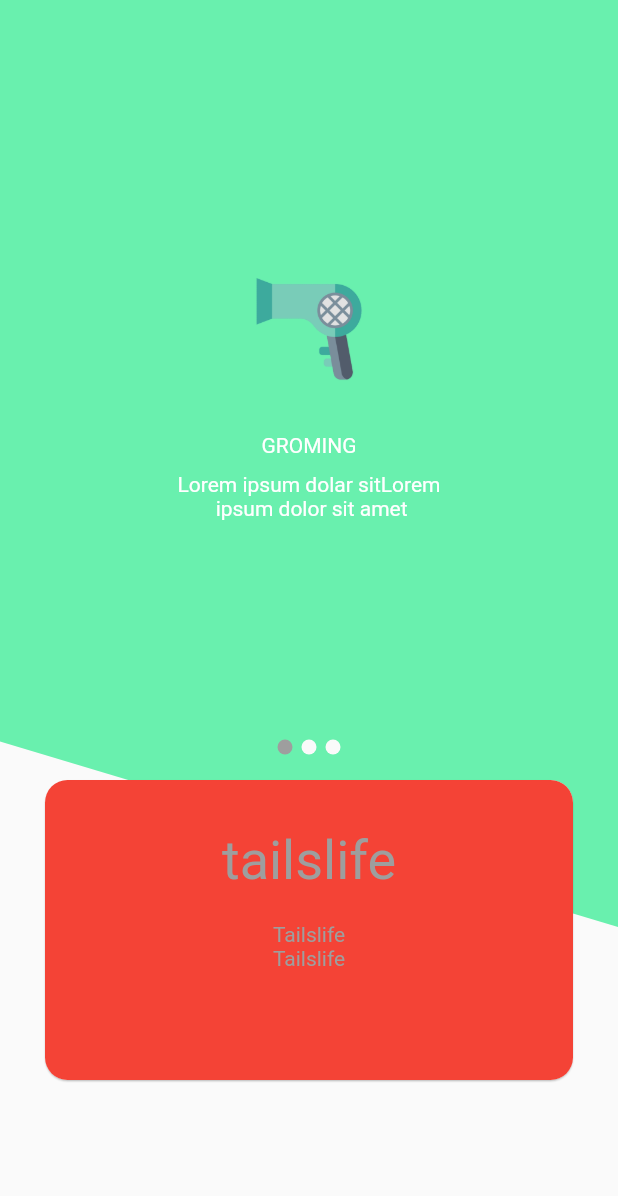
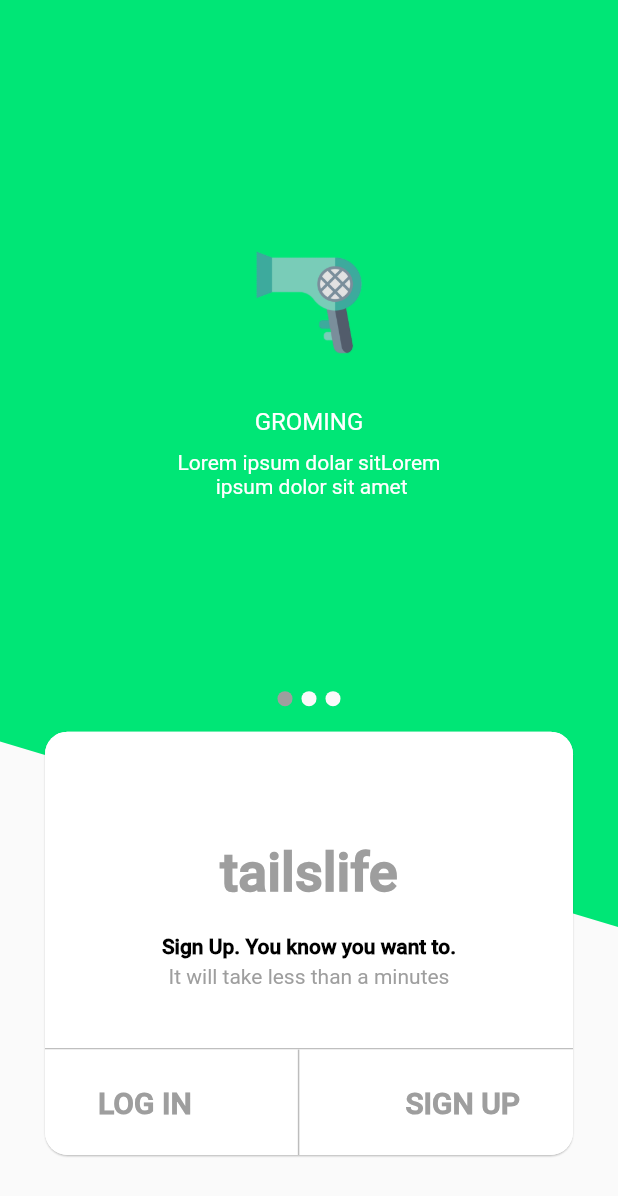
Before and after one commit to FlutterDev88/Awesome-DesignPage-Using-Flutter, a Flutter app: the screen it shows after launch, after a tap on "Browse Gift Cards", on a phone screen of 412 x 824 dp. Shown: the top 1196 px of the screen. Run offline on Flutter 3.47's test engine with Material 2 defaults, Android fonts, the phone set to English and light mode, and no system bars; our stand-ins replace flutter_swiper; missing offline and left inert: flutter_page_indicator.

Commit message:
first page complated

```diff
--- a/lib/first_page.dart
+++ b/lib/first_page.dart
@@ -29,7 +29,7 @@ class _FirstLoginPageState extends State<FirstLoginPage> {
                 ),
                 Text(
                   "GROMING",
-                  style: TextStyle(color: Colors.white, fontSize: 14),
+                  style: TextStyle(color: Colors.white, fontSize: 16),
                 ),
                 SizedBox(
                   height: 10,
@@ -61,7 +61,7 @@ class _FirstLoginPageState extends State<FirstLoginPage> {
           ClipPath(
             clipper: CustomBackClip(),
             child: Container(
-              color: Colors.greenAccent,
+              color: Colors.greenAccent.shade400,
               width: double.infinity,
               height: double.infinity,
             ),
@@ -69,14 +69,16 @@ class _FirstLoginPageState extends State<FirstLoginPage> {
           Column(
             children: <Widget>[
               Expanded(
-                flex: 2,
+                flex: 5,
                 child: Container(
                   height: 400,
                   width: double.infinity,
                   child: pageView(),
                 ),
               ),
-              Card(
+              Expanded(
+                flex: 3,
+                child: Card(
                   elevation: 0.5,
                   shape: RoundedRectangleBorder(
                     borderRadius: BorderRadius.circular(15),
@@ -84,15 +86,19 @@ class _FirstLoginPageState extends State<FirstLoginPage> {
                   color: Colors.white,
                   child: Column(
                     children: <Widget>[
-                    Container(
+                      Expanded(
+                        flex: 3,
+                        child: Container(
                           width: MediaQuery.of(context).size.width - 60,
-                      height: 200,
                           decoration: BoxDecoration(
-                        borderRadius: BorderRadius.circular(15),
-                        color: Colors.red,
+                            borderRadius: BorderRadius.only(
+                              topLeft: Radius.circular(15),
+                              topRight: Radius.circular(15),
+                            ),
+                            color: Colors.white,
                           ),
                           child: Column(
-                        mainAxisAlignment: MainAxisAlignment.center,
+                            mainAxisAlignment: MainAxisAlignment.end,
                             crossAxisAlignment: CrossAxisAlignment.center,
                             children: <Widget>[
                               Text(
@@ -100,20 +106,25 @@ class _FirstLoginPageState extends State<FirstLoginPage> {
                                 style: TextStyle(
                                   color: Colors.grey,
                                   fontSize: 36,
+                                  fontWeight: FontWeight.w700,
                                 ),
                               ),
                               SizedBox(
                                 height: 20,
                               ),
                               Text(
-                            "Tailslife",
+                                "Sign Up. You know you want to.",
                                 style: TextStyle(
-                              color: Colors.grey,
+                                  color: Colors.black,
+                                  fontWeight: FontWeight.w700,
                                   fontSize: 14,
                                 ),
                               ),
+                              SizedBox(
+                                height: 4,
+                              ),
                               Text(
-                            "Tailslife",
+                                "It will take less than a minutes",
                                 style: TextStyle(
                                   color: Colors.grey,
                                   fontSize: 14,
@@ -125,11 +136,60 @@ class _FirstLoginPageState extends State<FirstLoginPage> {
                             ],
                           ),
                         ),
+                      ),
+                      Container(
+                        width: MediaQuery.of(context).size.width - 60,
+                        height: 1,
+                        color: Colors.grey.shade400,
+                      ),
+                      Expanded(
+                        flex: 1,
+                        child: Container(
+                          width: MediaQuery.of(context).size.width - 60,
+                          decoration: BoxDecoration(
+                            color: Colors.white,
+                            borderRadius: BorderRadius.only(
+                              bottomLeft: Radius.circular(15),
+                              bottomRight: Radius.circular(15),
+                            ),
+                          ),
+                          child: Row(
+                            mainAxisAlignment: MainAxisAlignment.spaceAround,
+                            crossAxisAlignment: CrossAxisAlignment.center,
+                            children: <Widget>[
+                              Text(
+                                "LOG IN",
+                                style: TextStyle(
+                                  fontSize: 20,
+                                  color: Colors.grey,
+                                  fontFamily: "Roboto",
+                                  fontWeight: FontWeight.w700,
+                                ),
+                              ),
+                              Container(
+                                height: 80,
+                                width: 1,
+                                color: Colors.grey.shade400,
+                              ),
+                              Text(
+                                "SIGN UP",
+                                style: TextStyle(
+                                  fontSize: 20,
+                                  color: Colors.grey,
+                                  fontFamily: "Roboto",
+                                  fontWeight: FontWeight.w700,
+                                ),
+                              ),
                             ],
                           ),
                         ),
+                      )
+                    ],
+                  ),
+                ),
+              ),
               SizedBox(
-                height: 100,
+                height: 50,
               )
             ],
           ),
--- a/lib/main.dart
+++ b/lib/main.dart
@@ -8,6 +8,7 @@ void main() => runApp(
         theme: ThemeData(
           primarySwatch: Colors.red,
           primaryColor: Colors.grey,
+          fontFamily: "Roboto",
         ),
       ),
     );
```
Also changed, not shown: pubspec.yaml (+10 -1 lines), fonts/Roboto-Bold.ttf (added), fonts/Roboto-Medium.ttf (added), fonts/Roboto-Regular.ttf (added), 1 other file. Lines whose indentation alone changed are shown as unchanged.
